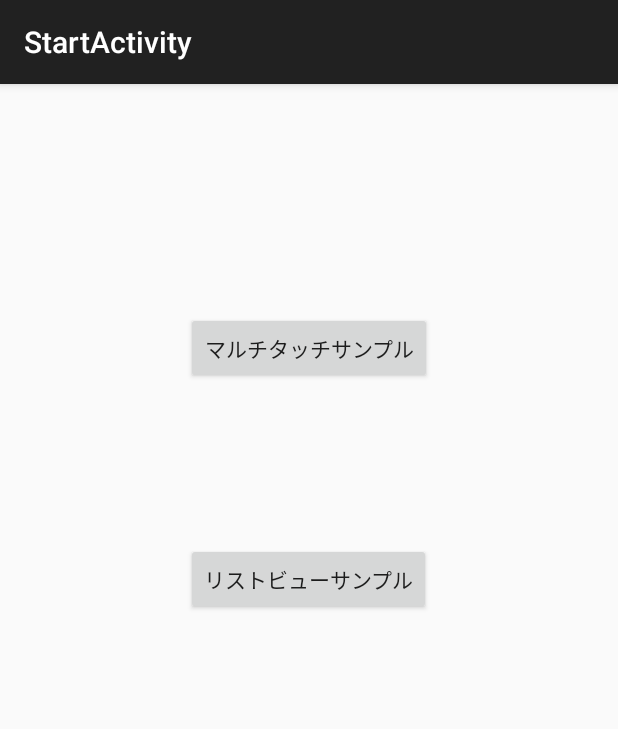
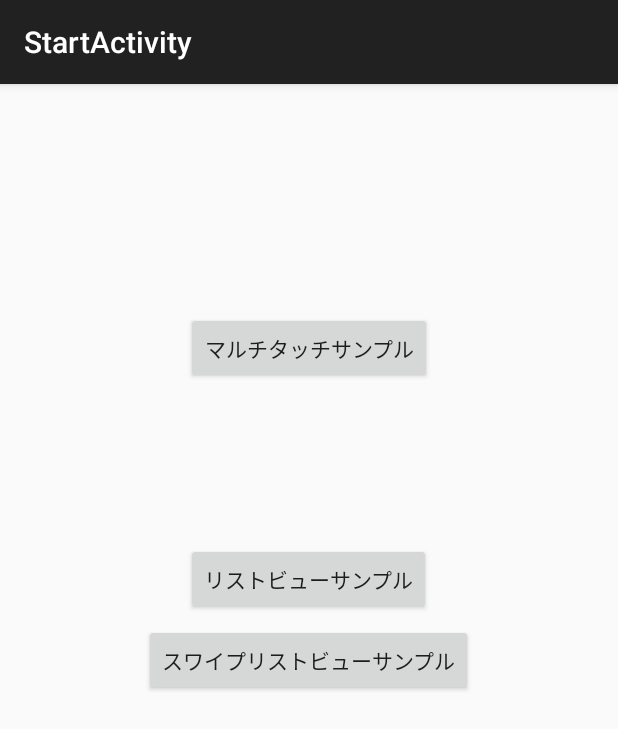
Before and after one commit to litmon/MultiTouchDetection_Sample, an Android app: the screen it shows after launch (StartActivity), on a phone screen of 412 x 824 dp. Shown: the top 729 px of the screen. Run offline under Robolectric (Android 15) with nearby library versions, the phone set to English and light mode, and no system bars.

Commit message:
ちょこちょこ追加

```diff
--- a/app/src/main/AndroidManifest.xml
+++ b/app/src/main/AndroidManifest.xml
@@ -18,13 +18,15 @@
         <activity
             android:name=".StartActivity"
             android:label="@string/title_activity_start" >
-
             <intent-filter>
                 <action android:name="android.intent.action.MAIN" />
 
                 <category android:name="android.intent.category.LAUNCHER" />
             </intent-filter>
-
+        </activity>
+        <activity
+            android:name=".SwipeListViewActivity"
+            android:label="@string/title_activity_swipe_list_view" >
         </activity>
     </application>
 
--- a/app/src/main/java/com/lifeistech/android/multitouchdetection_sample/StartActivity.java
+++ b/app/src/main/java/com/lifeistech/android/multitouchdetection_sample/StartActivity.java
@@ -24,4 +24,8 @@ public class StartActivity extends ActionBarActivity {
         startActivity(new Intent(this, DoubleFingerTapListActivity.class));
     }
 
+    public void startSwipeListActivity(View v){
+        startActivity(new Intent(this, SwipeListViewActivity.class));
+    }
+
 }
--- a/app/src/main/res/layout/activity_start.xml
+++ b/app/src/main/res/layout/activity_start.xml
@@ -25,4 +25,13 @@
         android:layout_centerHorizontal="true"
         android:layout_marginTop="106dp"
         android:onClick="startListActivity" />
+
+    <Button
+        android:layout_width="wrap_content"
+        android:layout_height="wrap_content"
+        android:text="スワイプリストビューサンプル"
+        android:id="@+id/button3"
+        android:layout_centerVertical="true"
+        android:layout_centerHorizontal="true"
+        android:onClick="startSwipeListActivity" />
 </RelativeLayout>
--- a/app/src/main/res/values/strings.xml
+++ b/app/src/main/res/values/strings.xml
@@ -5,4 +5,5 @@
     <string name="action_settings">Settings</string>
     <string name="title_activity_double_finger_tap_list">DoubleFingerTapListActivity</string>
     <string name="title_activity_start">StartActivity</string>
+    <string name="title_activity_swipe_list_view">SwipeListViewActivity</string>
 </resources>
```
Also changed, not shown: app/src/main/java/com/lifeistech/android/multitouchdetection_sample/SwipeListViewActivity.java (added, +65 -0 lines), app/src/main/res/layout/activity_swipe_list_view.xml (added, +10 -0 lines), app/src/main/res/menu/menu_swipe_list_view.xml (added, +7 -0 lines).
